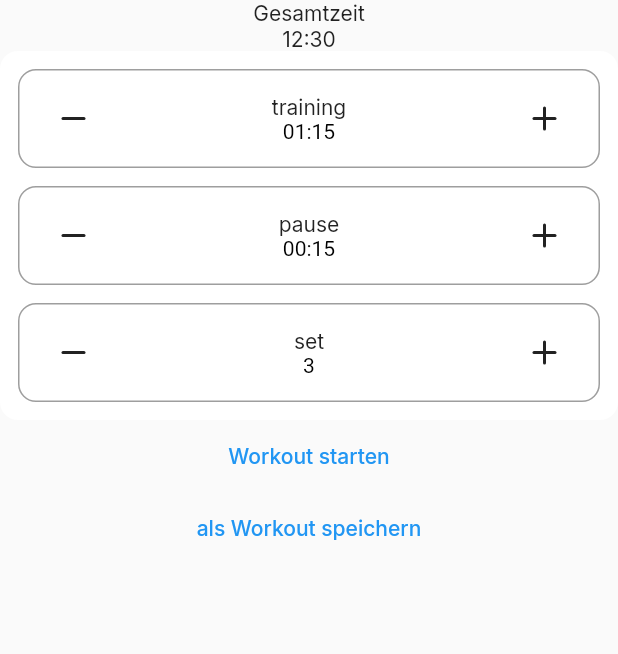
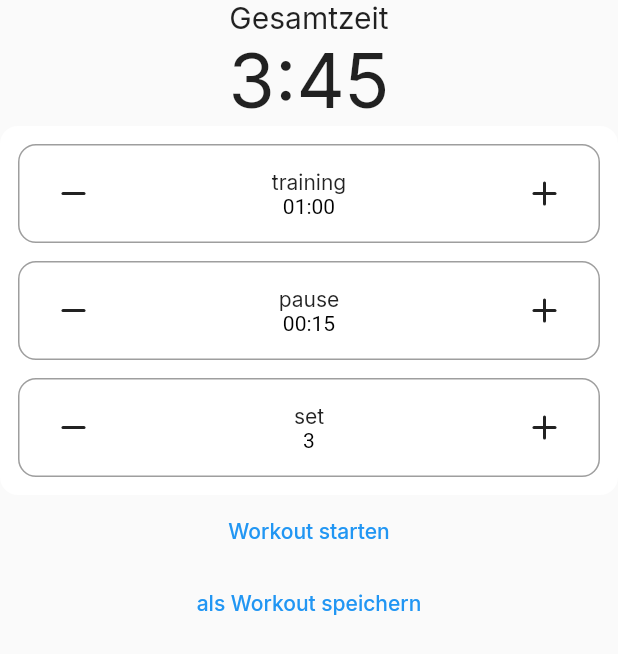
Before and after one commit to NkITaa/interval_timer, a Flutter app: the JumpIn widget shown alone on an empty page, opened directly, after a tap on an icon or button, on a phone screen of 412 x 824 dp. Shown: the top 654 px of the screen. Run offline on Flutter 3.47's test engine with Material 2 defaults, Android fonts, the phone set to English and light mode, and no system bars; our stand-ins replace flutter_tabler_icons, google_fonts, hive, hive_flutter, scroll_snap_list; accounts and stored records are empty; generated files the repository leaves out were written again.

Commit message:
some things in jump in

```diff
--- /dev/null
+++ b/lib/pages/jump_in/components/total_time.dart
@@ -0,0 +1,18 @@
+import 'package:flutter/material.dart';
+
+class TotalTime extends StatelessWidget {
+  final Duration totalTime;
+  const TotalTime({super.key, required this.totalTime});
+
+  @override
+  Widget build(BuildContext context) {
+    return Column(
+      children: [
+        const Text('Gesamtzeit', style: TextStyle(fontSize: 20)),
+        Text(
+            "${(totalTime.inSeconds / 60).floor()}:${(totalTime.inSeconds % 60).toString().padLeft(2, '0')}",
+            style: const TextStyle(fontSize: 50)),
+      ],
+    );
+  }
+}
--- a/lib/pages/jump_in/jump_in.dart
+++ b/lib/pages/jump_in/jump_in.dart
@@ -1,24 +1,86 @@
 import 'package:flutter/material.dart';
 import 'package:interval_timer/components/workout_times_container.dart';
+import 'package:interval_timer/pages/jump_in/components/total_time.dart';
 
-class JumpIn extends StatelessWidget {
+class JumpIn extends StatefulWidget {
   const JumpIn({super.key});
 
-  updateTime(String type, bool increment) {}
-  setValue(String type, int value, bool? minute) {}
+  @override
+  State<JumpIn> createState() => _JumpInState();
+}
+
+class _JumpInState extends State<JumpIn> {
+  void updateTime(Duration pause, Duration training, int sets) {
+    workoutTime = (pause + training) * sets;
+    setState(() {});
+  }
+
+  update(String type, bool increment) {
+    if (increment) {
+      if (type == "training") {
+        minutesTraining = minutesTraining + const Duration(seconds: 15);
+      } else if (type == "pause") {
+        minutesPause = minutesPause + const Duration(seconds: 15);
+      } else {
+        sets = sets + 1;
+      }
+    } else {
+      if (type == "training") {
+        minutesTraining = minutesTraining - const Duration(seconds: 15);
+      } else if (type == "pause") {
+        minutesPause = minutesPause - const Duration(seconds: 15);
+      } else {
+        sets = sets - 1;
+      }
+    }
+    updateTime(minutesPause, minutesTraining, sets);
+    setState(() {});
+  }
+
+  setValue(String type, int value, bool? minute) {
+    if (type == "training") {
+      if (minute!) {
+        minutesTraining = Duration(
+            minutes: value, seconds: minutesTraining.inSeconds.remainder(60));
+      } else {
+        minutesTraining = Duration(
+            minutes: minutesTraining.inMinutes.remainder(60), seconds: value);
+      }
+    } else if (type == "pause") {
+      if (minute!) {
+        minutesPause = Duration(
+            minutes: value, seconds: minutesPause.inSeconds.remainder(60));
+      } else {
+        minutesPause = Duration(
+            minutes: minutesPause.inMinutes.remainder(60), seconds: value);
+      }
+    } else {
+      sets = value;
+    }
+    updateTime(minutesPause, minutesTraining, sets);
+    setState(() {});
+  }
+
+  Duration minutesTraining = const Duration(minutes: 1, seconds: 15);
+
+  Duration minutesPause = const Duration(seconds: 15);
+  Duration workoutTime = const Duration(seconds: 270);
+
+  int sets = 3;
 
   @override
   Widget build(BuildContext context) {
     return Column(
       children: [
-        const Text('Gesamtzeit'),
-        const Text('12:30'),
+        TotalTime(
+          totalTime: workoutTime,
+        ),
         WorkoutTimesContainer(
-          update: updateTime,
+          update: update,
           setValue: setValue,
-          minutesTraining: const Duration(minutes: 1, seconds: 15),
-          minutesPause: const Duration(seconds: 15),
-          sets: 3,
+          minutesTraining: minutesTraining,
+          minutesPause: minutesPause,
+          sets: sets,
         ),
         TextButton(onPressed: () {}, child: const Text("Workout starten")),
         TextButton(onPressed: () {}, child: const Text("als Workout speichern"))
--- a/lib/pages/workouts/workouts.dart
+++ b/lib/pages/workouts/workouts.dart
@@ -28,7 +28,7 @@ class _WorkoutsState extends State<Workouts> {
               controller: widget.controller,
               child: Column(
                 children: [
-                  WorkoutSearchBar(),
+                  const WorkoutSearchBar(),
                   WorkoutList(
                     setListState: setListState,
                   ),
```
Also changed, not shown: lib/pages/workouts/components/workout_searchbar.dart (+5 -6 lines), lib/pages/workouts/components/workout_tile.dart (+3 -10 lines).
